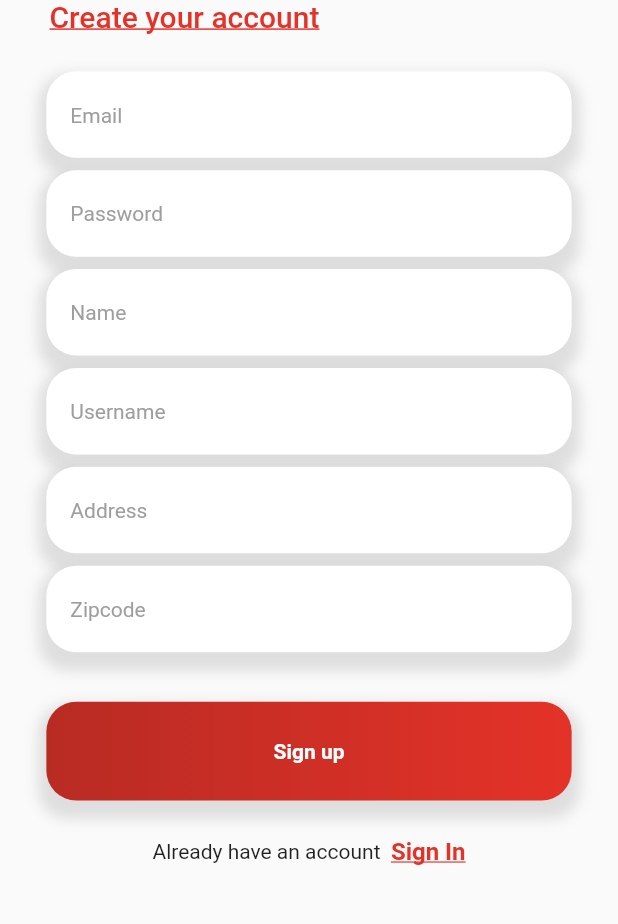
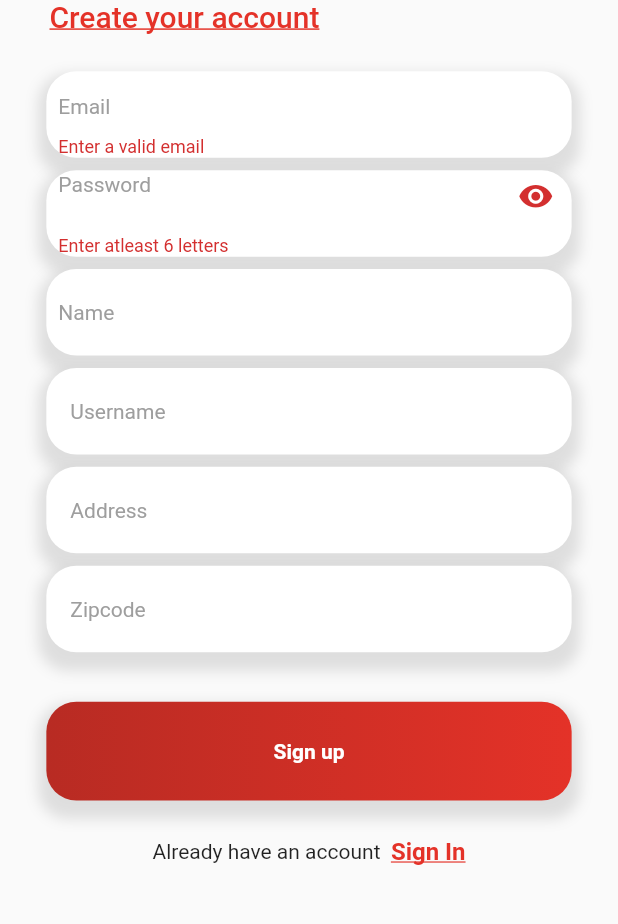
Before and after one commit to ZaryabAlam/Lorem, a Flutter app: the Signup screen opened directly, after a tap on "Sign up", on a phone screen of 412 x 824 dp, the part 250-1174 px from its top. Run offline on Flutter 3.47's test engine with Material 2 defaults, Android fonts, the phone set to English and light mode, and no system bars; our stand-ins replace cloud_firestore, email_validator, firebase_auth, firebase_core; accounts and stored records are empty; network calls fail.

Commit message:
Project Progress

```diff
--- a/lib/login.dart
+++ b/lib/login.dart
@@ -105,7 +105,7 @@ class _LoginState extends State<Login> {
                       hintStyle: TextStyle(fontSize: 16, color: Colors.grey),
                       hintText: 'Email',
                       border: InputBorder.none,
-                      contentPadding: EdgeInsets.all(16),
+                      contentPadding: EdgeInsets.all(8),
                     ),
                   ),
                 ),
@@ -138,13 +138,16 @@ class _LoginState extends State<Login> {
                     cursorColor: Colors.black,
                     autovalidateMode: AutovalidateMode.disabled,
                     validator: (value) => value != null && value.length < 3
-                        ? "Enter corrent password"
+                        ? "Enter correct password"
                         : null,
                     decoration: InputDecoration(
                       hintStyle: TextStyle(fontSize: 16, color: Colors.grey),
                       hintText: 'Password',
                       border: InputBorder.none,
-                      contentPadding: EdgeInsets.all(16),
+                      contentPadding: EdgeInsets.only(
+                        top: 15,
+                        left: 8,
+                      ),
                       suffixIcon: GestureDetector(
                         onTap: _toggleObscured,
                         child: Icon(
--- a/lib/signup.dart
+++ b/lib/signup.dart
@@ -2,6 +2,8 @@ import 'package:cloud_firestore/cloud_firestore.dart';
 import 'package:firebase_auth/firebase_auth.dart';
 import 'package:flutter/material.dart';
 import 'package:task1/login.dart';
+import 'package:task1/main.dart';
+import 'package:email_validator/email_validator.dart';
 
 class Signup extends StatefulWidget {
   @override
@@ -9,6 +11,20 @@ class Signup extends StatefulWidget {
 }
 
 class _SignupState extends State<Signup> {
+  final formKey = GlobalKey<FormState>();
+  final textFieldFocusNode = FocusNode();
+  bool _obscured = true;
+
+  void _toggleObscured() {
+    setState(() {
+      _obscured = !_obscured;
+      if (textFieldFocusNode.hasPrimaryFocus)
+        return; // If focus is on text field, dont unfocus
+      textFieldFocusNode.canRequestFocus =
+          false; // Prevents focus if tap on eye
+    });
+  }
+
   final emailController = TextEditingController();
   final passwordController = TextEditingController();
   final nameController = TextEditingController();
@@ -29,6 +45,13 @@ class _SignupState extends State<Signup> {
       final String address = addressController.text;
       final String zipcode = zipcodeController.text;
 
+      final isValid = formKey.currentState.validate();
+      if (!isValid) return;
+
+      showDialog(
+          context: context,
+          barrierDismissible: false,
+          builder: (context) => Center(child: CircularProgressIndicator()));
       try {
         final UserCredential user = await auth.createUserWithEmailAndPassword(
             email: emailController.text.trim(),
@@ -44,6 +67,7 @@ class _SignupState extends State<Signup> {
         print("**** ERROR ****");
         print(e);
       }
+      navigatorKey.currentState.popUntil((route) => route.isFirst);
     }
 
     final _h = MediaQuery.of(context).size.height;
@@ -51,6 +75,8 @@ class _SignupState extends State<Signup> {
 
     return Scaffold(
       body: SingleChildScrollView(
+        child: Form(
+          key: formKey,
           child: Column(
             children: [
 ///////////////////////////////////////////////////////////////////////
@@ -108,15 +134,20 @@ class _SignupState extends State<Signup> {
                       )
                     ]),
                 child: Center(
-                child: TextField(
+                  child: TextFormField(
                     controller: emailController,
                     textInputAction: TextInputAction.next,
                     cursorColor: Colors.black,
+                    autovalidateMode: AutovalidateMode.disabled,
+                    validator: (email) =>
+                        email != null && !EmailValidator.validate(email)
+                            ? "Enter a valid email"
+                            : null,
                     decoration: InputDecoration(
                       hintStyle: TextStyle(fontSize: 14, color: Colors.grey),
                       hintText: 'Email',
                       border: InputBorder.none,
-                    contentPadding: EdgeInsets.all(16),
+                      contentPadding: EdgeInsets.only(left: 8, bottom: 2),
                     ),
                   ),
                 ),
@@ -140,16 +171,32 @@ class _SignupState extends State<Signup> {
                         offset: Offset(0, 7),
                       )
                     ]),
-              child: Center(
-                child: TextField(
+                child: TextFormField(
                   controller: passwordController,
-                  textInputAction: TextInputAction.done,
+                  textInputAction: TextInputAction.next,
+                  obscureText: _obscured,
+                  focusNode: textFieldFocusNode,
                   cursorColor: Colors.black,
+                  autovalidateMode: AutovalidateMode.disabled,
+                  validator: (value) => value != null && value.length < 6
+                      ? "Enter atleast 6 letters"
+                      : null,
                   decoration: InputDecoration(
                     hintStyle: TextStyle(fontSize: 14, color: Colors.grey),
                     hintText: 'Password',
                     border: InputBorder.none,
-                    contentPadding: EdgeInsets.all(16),
+                    contentPadding:
+                        EdgeInsets.only(left: 8, top: 12, bottom: 0),
+                    suffixIcon: IconButton(
+                      padding: EdgeInsets.zero,
+                      onPressed: _toggleObscured,
+                      icon: Icon(
+                        _obscured
+                            ? Icons.visibility_rounded
+                            : Icons.visibility_off_rounded,
+                        color: Colors.red[700],
+                        size: 24,
+                      ),
                     ),
                   ),
                 ),
@@ -182,7 +229,7 @@ class _SignupState extends State<Signup> {
                       hintStyle: TextStyle(fontSize: 14, color: Colors.grey),
                       hintText: 'Name',
                       border: InputBorder.none,
-                    contentPadding: EdgeInsets.all(16),
+                      contentPadding: EdgeInsets.all(8),
                     ),
                   ),
                 ),
@@ -341,6 +388,7 @@ class _SignupState extends State<Signup> {
             ],
           ),
         ),
+      ),
     );
   }
 
```
Lines whose indentation alone changed are shown as unchanged.
